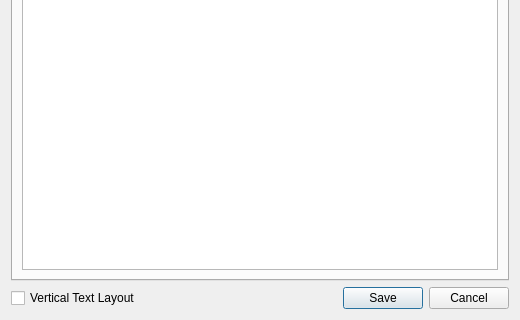
KDE/krita, file plugins/tools/svgtexttool/WdgSvgTextEditor.ui: the form before one commit; both pictures show x 0 to 520 and y 210 to 530 of the 520 by 530 pixel window.
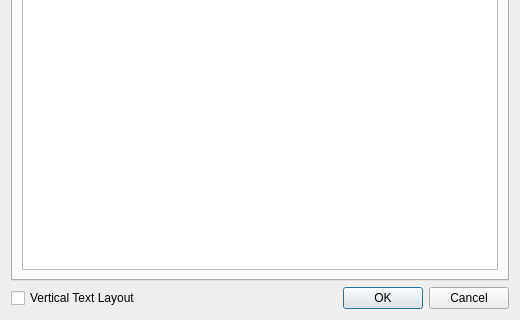
The form after the commit.

Commit message: Add realtime text editing. Cancel reverts all changes

Diff of the .ui file:
```diff
--- a/plugins/tools/svgtexttool/WdgSvgTextEditor.ui
+++ b/plugins/tools/svgtexttool/WdgSvgTextEditor.ui
@@ -81,7 +81,10 @@
      <item>
       <widget class="QDialogButtonBox" name="buttons">
        <property name="standardButtons">
-        <set>QDialogButtonBox::Cancel|QDialogButtonBox::Save</set>
+        <set>QDialogButtonBox::Cancel|QDialogButtonBox::Ok</set>
+       </property>
+       <property name="centerButtons">
+        <bool>false</bool>
        </property>
       </widget>
      </item>
```
The commit also changes 3 other files.
